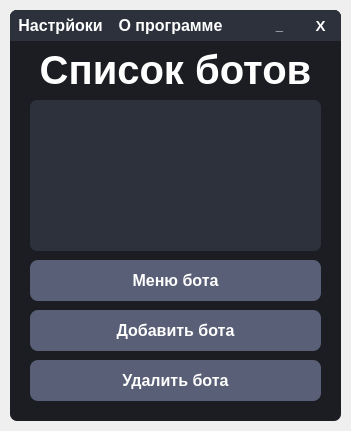
This is VK_Bot/Main_Window/main_window.ui in otaboyevsardorbek1/VK-Bot-ru as Qt 5 draws it before an edit. The edited form follows.
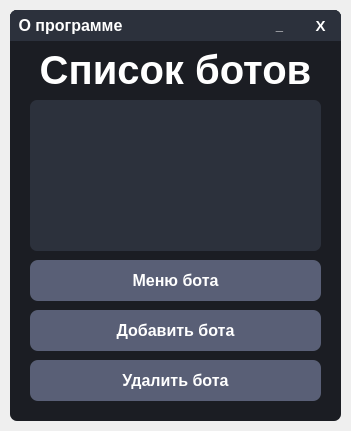
This is the edited form.

The edit to the form file:
```diff
--- a/VK_Bot/Main_Window/main_window.ui
+++ b/VK_Bot/Main_Window/main_window.ui
@@ -256,47 +256,9 @@
      <widget class="QPushButton" name="ProgramInfoWindowButton">
       <property name="geometry">
        <rect>
-        <x>100</x>
-        <y>0</y>
-        <width>121</width>
-        <height>31</height>
-       </rect>
-      </property>
-      <property name="font">
-       <font>
-        <pointsize>12</pointsize>
-        <weight>75</weight>
-        <bold>true</bold>
-       </font>
-      </property>
-      <property name="cursor">
-       <cursorShape>PointingHandCursor</cursorShape>
-      </property>
-      <property name="styleSheet">
-       <string notr="true">QPushButton{
-	color: white;
-	border: none;
-	background-color: #2C313C;
-}
-
-QPushButton:hover{
-	background-color: #45494D;
-}
-
-QPushButton:pressed{
-	background-color: #1B1D23;
-}</string>
-      </property>
-      <property name="text">
-       <string>О программе</string>
-      </property>
-     </widget>
-     <widget class="QPushButton" name="SettingsProgramWindowButton">
-      <property name="geometry">
-       <rect>
         <x>0</x>
         <y>0</y>
-        <width>101</width>
+        <width>121</width>
         <height>31</height>
        </rect>
       </property>
@@ -327,7 +289,7 @@
 }</string>
       </property>
       <property name="text">
-       <string>Настрйоки</string>
+       <string>О программе</string>
       </property>
      </widget>
     </widget>
```
